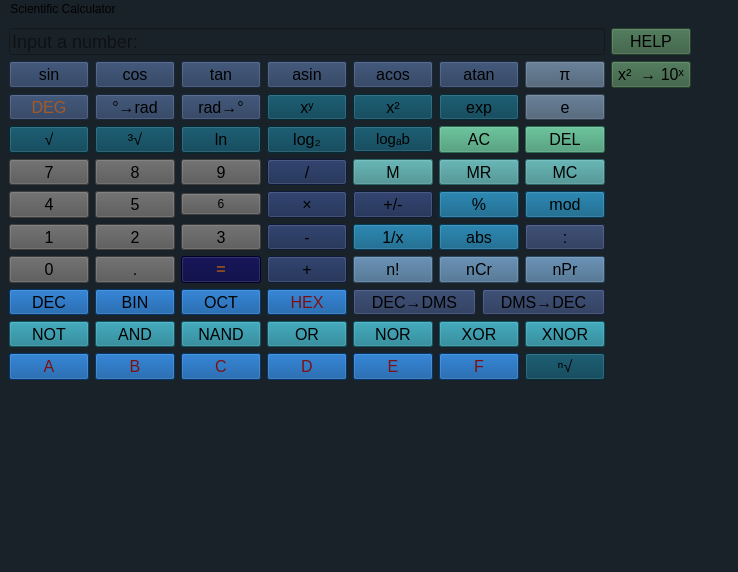
The window that mainwindow.ui (VahagMardyan/Scientific_Calculator) describes before a commit, drawn with Qt 5.
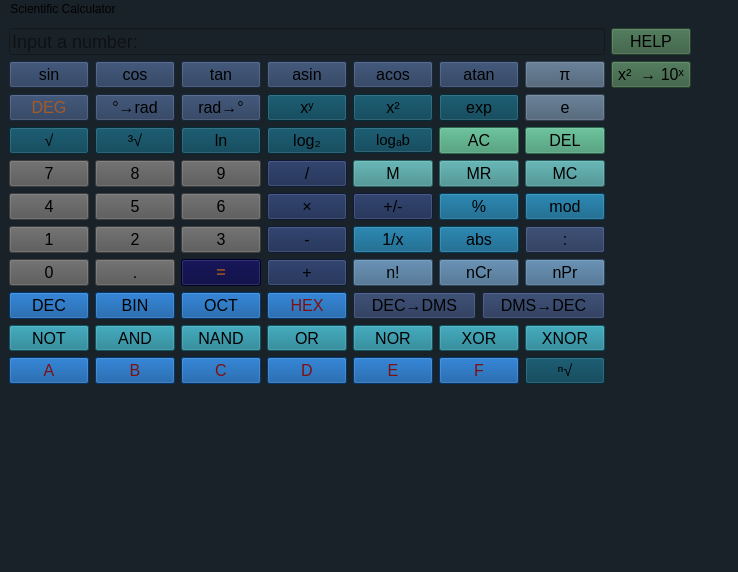
The same window after the commit.

Commit message: UI font  size changed

Patch:
```diff
--- a/mainwindow.ui
+++ b/mainwindow.ui
@@ -74,6 +74,11 @@
       </item>
       <item row="6" column="2">
        <widget class="QPushButton" name="btn6">
+        <property name="font">
+         <font>
+          <pointsize>12</pointsize>
+         </font>
+        </property>
         <property name="cursor">
          <cursorShape>PointingHandCursor</cursorShape>
         </property>
```
